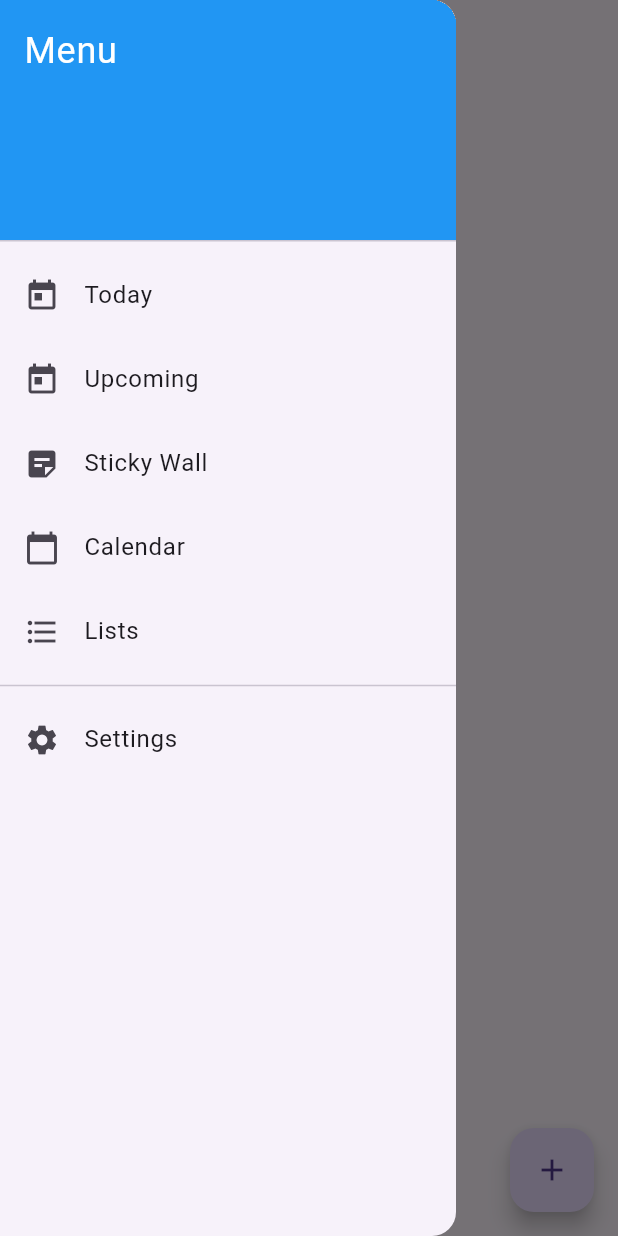
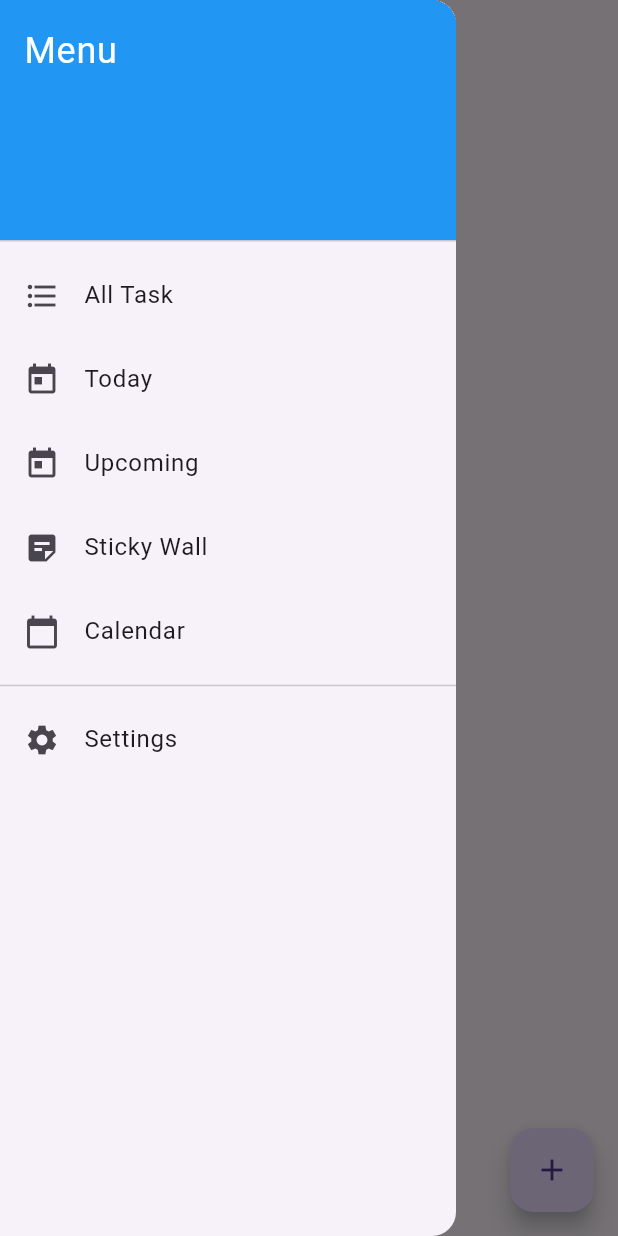
Before and after one commit to mercadomichelle/todoListApp, a Flutter app: the TodayPage screen opened by its route, with the side drawer open, on a phone screen of 412 x 824 dp. Run offline on Flutter 3.47's test engine with Material 3 defaults, Android fonts, the phone set to English and light mode, and no system bars; our stand-ins replace table_calendar.

Commit message:
Add files via upload

```diff
--- a/lib/main.dart
+++ b/lib/main.dart
@@ -28,12 +28,12 @@ class MyApp extends StatelessWidget {
           theme: themeModel.currentTheme,
           initialRoute: '/',
           routes: {
-            '/': (context) => TodoHomePage(),
+            '/': (context) => ListPage(),
+            '/all-task': (context) => ListPage(),
             '/today': (context) => TodayPage(),
             '/upcoming': (context) => UpcomingPage(),
             '/sticky-wall': (context) => StickyWallPage(),
             '/calendar': (context) => CalendarPage(),
-            '/lists': (context) => ListPage(),
             '/settings': (context) => SettingsPage(),
           },
         ),
@@ -77,6 +77,14 @@ class AppDrawer extends StatelessWidget {
             ),
           ),
           ListTile(
+            leading: const Icon(Icons.format_list_bulleted),
+            title: const Text('All Task'),
+            onTap: () {
+              Navigator.pop(context);
+              Navigator.pushNamed(context, '/all-task');
+            },
+          ),
+          ListTile(
             leading: const Icon(Icons.today),
             title: const Text('Today'),
             onTap: () {
@@ -108,14 +116,6 @@ class AppDrawer extends StatelessWidget {
               Navigator.pushNamed(context, '/calendar');
             },
           ),
-          ListTile(
-            leading: const Icon(Icons.format_list_bulleted),
-            title: const Text('Lists'),
-            onTap: () {
-              Navigator.pop(context);
-              Navigator.pushNamed(context, '/lists');
-            },
-          ),
           const Divider(),
           ListTile(
             leading: const Icon(Icons.settings),
--- a/lib/models/todo_model.dart
+++ b/lib/models/todo_model.dart
@@ -1,4 +1,18 @@
 import 'package:flutter/foundation.dart';
+
+class Task {
+  final String id;
+  String title;
+  String description;
+  DateTime dueDate;
+
+  Task({
+    required this.id,
+    required this.title,
+    required this.description,
+    required this.dueDate,
+  });
+}
 
 class TodoModel extends ChangeNotifier {
   List<Task> _tasks = [];
@@ -15,13 +29,11 @@ class TodoModel extends ChangeNotifier {
     notifyListeners();
   }
 
-  void updateTask(Task task, Task updatedTask) {}
+  void updateTask(Task oldTask, Task newTask) {
+    final index = _tasks.indexWhere((task) => task.id == oldTask.id);
+    if (index != -1) {
+      _tasks[index] = newTask;
+      notifyListeners();
+    }
+  }
 }
-
-class Task {
-  final String title;
-  final String description;
-  final DateTime dueDate;
-
-  Task({required this.title, required this.description, required this.dueDate});
-}
--- a/lib/screens/add_task_page.dart
+++ b/lib/screens/add_task_page.dart
@@ -49,6 +49,7 @@ class AddTaskPage extends StatelessWidget {
                     title: _titleController.text,
                     description: _descriptionController.text,
                     dueDate: _dueDate,
+                    id: '',
                   );
                   Provider.of<TodoModel>(context, listen: false)
                       .addTask(newTask);
--- a/lib/screens/edit_task_page.dart
+++ b/lib/screens/edit_task_page.dart
@@ -1,7 +1,6 @@
 import 'package:flutter/material.dart';
 import 'package:provider/provider.dart';
 import 'package:appdev_proj/models/todo_model.dart';
-// import 'package:intl/intl.dart';
 
 class EditTaskPage extends StatefulWidget {
   final Task task;
@@ -58,7 +57,7 @@ class _EditTaskPageState extends State<EditTaskPage> {
                   });
                 }
               },
-              child: const Text('Pick Due Date'),
+              child: Text('Pick Due Date: ${_dueDate.toLocal()}'.split(' ')[0]),
             ),
             const SizedBox(height: 20),
             ElevatedButton(
@@ -66,13 +65,14 @@ class _EditTaskPageState extends State<EditTaskPage> {
                 if (_titleController.text.isNotEmpty &&
                     _descriptionController.text.isNotEmpty) {
                   final updatedTask = Task(
+                    id: widget.task.id,
                     title: _titleController.text,
                     description: _descriptionController.text,
                     dueDate: _dueDate,
                   );
                   Provider.of<TodoModel>(context, listen: false)
                       .updateTask(widget.task, updatedTask);
-                  Navigator.pop(context);
+                  Navigator.pop(context, updatedTask);
                 }
               },
               child: const Text('Save Changes'),
--- a/lib/screens/today_page.dart
+++ b/lib/screens/today_page.dart
@@ -1,7 +1,7 @@
 import 'package:appdev_proj/screens/add_task_page.dart';
 import 'package:flutter/material.dart';
 import 'package:provider/provider.dart';
-import '../models/todo_model.dart'; // Adjust the path based on your project structure
+import '../models/todo_model.dart';
 import 'task_details_page.dart';
 
 class TodayPage extends StatelessWidget {
@@ -9,13 +9,13 @@ class TodayPage extends StatelessWidget {
   Widget build(BuildContext context) {
     return Scaffold(
       appBar: AppBar(
-        title: Text('Today'),
+        title: const Text('Today'),
       ),
       drawer: Drawer(
         child: ListView(
           padding: EdgeInsets.zero,
           children: <Widget>[
-            DrawerHeader(
+            const DrawerHeader(
               decoration: BoxDecoration(
                 color: Colors.blue,
               ),
@@ -28,49 +28,49 @@ class TodayPage extends StatelessWidget {
               ),
             ),
             ListTile(
-              leading: Icon(Icons.today),
-              title: Text('Today'),
+              leading: const Icon(Icons.format_list_bulleted),
+              title: const Text('All Task'),
+              onTap: () {
+                Navigator.pop(context);
+                Navigator.pushNamed(context, '/all-task');
+              },
+            ),
+            ListTile(
+              leading: const Icon(Icons.today),
+              title: const Text('Today'),
               onTap: () {
                 Navigator.pop(context);
                 Navigator.pushNamed(context, '/today');
               },
             ),
             ListTile(
-              leading: Icon(Icons.today),
-              title: Text('Upcoming'),
+              leading: const Icon(Icons.today),
+              title: const Text('Upcoming'),
               onTap: () {
                 Navigator.pop(context);
                 Navigator.pushNamed(context, '/upcoming');
               },
             ),
             ListTile(
-              leading: Icon(Icons.sticky_note_2),
-              title: Text('Sticky Wall'),
+              leading: const Icon(Icons.sticky_note_2),
+              title: const Text('Sticky Wall'),
               onTap: () {
                 Navigator.pop(context);
                 Navigator.pushNamed(context, '/stickywall');
               },
             ),
             ListTile(
-              leading: Icon(Icons.calendar_today),
-              title: Text('Calendar'),
+              leading: const Icon(Icons.calendar_today),
+              title: const Text('Calendar'),
               onTap: () {
                 Navigator.pop(context);
                 Navigator.pushNamed(context, '/calendar');
               },
             ),
+            const Divider(),
             ListTile(
-              leading: Icon(Icons.format_list_bulleted),
-              title: Text('Lists'),
-              onTap: () {
-                Navigator.pop(context);
-                Navigator.pushNamed(context, '/lists');
-              },
-            ),
-            Divider(),
-            ListTile(
-              leading: Icon(Icons.settings),
-              title: Text('Settings'),
+              leading: const Icon(Icons.settings),
+              title: const Text('Settings'),
               onTap: () {
                 Navigator.pop(context);
                 Navigator.pushNamed(context, '/settings');
@@ -95,9 +95,9 @@ class TodayPage extends StatelessWidget {
                 title: Text(task.title),
                 subtitle: Text(task.description),
                 trailing: IconButton(
-                  icon: Icon(Icons.delete),
+                  icon: const Icon(Icons.delete),
                   onPressed: () {
-                    model.removeTask(task); // Call removeTask method
+                    model.removeTask(task);
                   },
                 ),
                 onTap: () {
@@ -122,7 +122,7 @@ class TodayPage extends StatelessWidget {
             ),
           );
         },
-        child: Icon(Icons.add),
+        child: const Icon(Icons.add),
       ),
     );
   }
--- a/lib/widgets/app_drawer.dart
+++ b/lib/widgets/app_drawer.dart
@@ -18,6 +18,14 @@ class AppDrawer extends StatelessWidget {
                 fontSize: 24,
               ),
             ),
+          ),
+          ListTile(
+            leading: const Icon(Icons.format_list_bulleted),
+            title: const Text('All Task'),
+            onTap: () {
+              Navigator.pop(context);
+              Navigator.pushNamed(context, '/all-task');
+            },
           ),
           ListTile(
             leading: const Icon(Icons.today),
@@ -51,14 +59,6 @@ class AppDrawer extends StatelessWidget {
               Navigator.pushNamed(context, '/calendar');
             },
           ),
-          ListTile(
-            leading: const Icon(Icons.format_list_bulleted),
-            title: const Text('Lists'),
-            onTap: () {
-              Navigator.pop(context);
-              Navigator.pushNamed(context, '/lists');
-            },
-          ),
           const Divider(),
           ListTile(
             leading: const Icon(Icons.settings),
```
Also changed, not shown: lib/screens/task_details_page.dart (+10 -4 lines).
